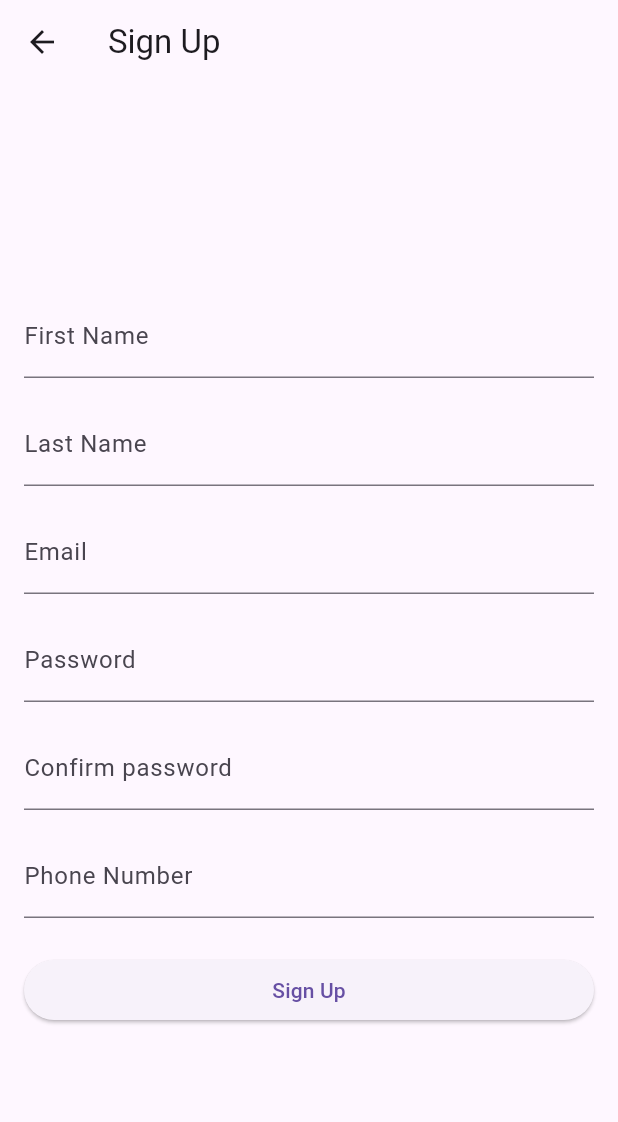
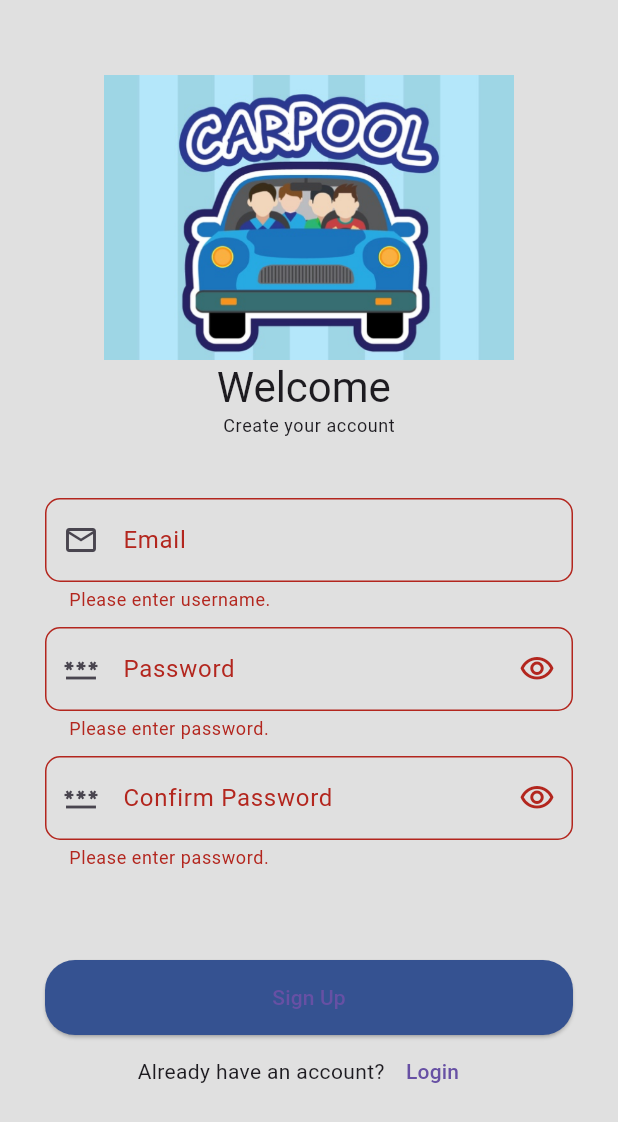
Before and after one commit to omagdy7/carpool, a Flutter app: the SignUpPage screen opened by its route, after a tap on "Sign Up", on a phone screen of 412 x 824 dp. Shown: the top 1122 px of the screen. Run offline on Flutter 3.47's test engine with Material 3 defaults, Android fonts, the phone set to English and light mode, and no system bars; our stand-ins replace firebase_auth, firebase_core, fluttertoast; accounts and stored records are empty; generated files the repository leaves out were written again.

Commit message:
Added auth to signup page + some UI refactoring

```diff
--- a/lib/credit_card_payment.dart
+++ b/lib/credit_card_payment.dart
@@ -52,7 +52,7 @@ class CreditCardDetailsPage extends StatelessWidget {
             const SizedBox(height: 24.0),
             ElevatedButton(
               onPressed: () {
-                // TODO
+                // TODO:
                 // Implement payment processing logic here
                 print('Payment processed for Order ID: $orderID');
                 Navigator.pop(
--- a/lib/main.dart
+++ b/lib/main.dart
@@ -1,4 +1,6 @@
+import 'package:firebase_core/firebase_core.dart';
 import 'package:flutter/material.dart';
+import 'firebase_options.dart';
 import 'routes.dart';
 import 'login.dart';
 import 'cart.dart';
@@ -6,7 +8,9 @@ import 'payement_order.dart';
 import 'signup.dart';
 import 'order_history.dart';
 
-void main() {
+void main() async {
+  WidgetsFlutterBinding.ensureInitialized();
+  await Firebase.initializeApp(options: DefaultFirebaseOptions.currentPlatform);
   runApp(MyApp());
 }
 
--- a/lib/signup.dart
+++ b/lib/signup.dart
@@ -1,75 +1,200 @@
 import 'package:flutter/material.dart';
+import 'package:firebase_auth/firebase_auth.dart';
+import 'package:fluttertoast/fluttertoast.dart';
 
-class SignUpPage extends StatelessWidget {
+class SignUpPage extends StatefulWidget {
+  const SignUpPage({
+    Key? key,
+  }) : super(key: key);
+
+  @override
+  State<SignUpPage> createState() => _SignUpPageState();
+}
+
+class _SignUpPageState extends State<SignUpPage> {
+  final GlobalKey<FormState> _formKey = GlobalKey();
+
+  final FocusNode _focusNodePassword = FocusNode();
+  final FocusNode _focusNodeConfirmPassword = FocusNode();
+  final TextEditingController _controllerUsername = TextEditingController();
+  final TextEditingController _controllerPassword = TextEditingController();
+  final TextEditingController _corfirmPassword = TextEditingController();
+
+  bool _obscurePassword = true;
+
   @override
   Widget build(BuildContext context) {
     return Scaffold(
-      appBar: AppBar(
-        title: const Text('Sign Up'),
-      ),
-      body: Padding(
-        padding: const EdgeInsets.all(16.0),
-        child: Column(
-          crossAxisAlignment: CrossAxisAlignment.stretch,
-          mainAxisAlignment: MainAxisAlignment.center,
-          children: [
-            TextFormField(
-              decoration: const InputDecoration(
-                labelText: 'First Name',
-                hintText: 'Enter your first name',
+      backgroundColor: Colors.grey[300],
+      body: Form(
+        key: _formKey,
+        child: SingleChildScrollView(
+          padding: const EdgeInsets.all(30.0),
+          child: Column(
+            children: [
+              const SizedBox(height: 20),
+              Image.asset(
+                "assets/logo.png",
+                height: 190,
               ),
-            ),
-            const SizedBox(height: 16.0),
-            TextFormField(
-              decoration: const InputDecoration(
-                labelText: 'Last Name',
-                hintText: 'Enter your last name',
+              Text(
+                "Welcome ",
+                style: Theme.of(context).textTheme.headlineMedium,
               ),
-            ),
-            const SizedBox(height: 16.0),
-            TextFormField(
-              decoration: const InputDecoration(
-                labelText: 'Email',
-                hintText: 'Enter your email',
+              Text(
+                "Create your account",
+                style: Theme.of(context).textTheme.bodySmall,
               ),
-              keyboardType: TextInputType.emailAddress,
-            ),
-            const SizedBox(height: 16.0),
-            TextFormField(
-              decoration: const InputDecoration(
-                labelText: 'Password',
-                hintText: 'Enter your password',
+              const SizedBox(height: 40),
+              TextFormField(
+                controller: _controllerUsername,
+                keyboardType: TextInputType.name,
+                decoration: InputDecoration(
+                  labelText: "Email",
+                  prefixIcon: const Icon(Icons.email_outlined),
+                  border: OutlineInputBorder(
+                    borderRadius: BorderRadius.circular(10),
+                  ),
+                  enabledBorder: OutlineInputBorder(
+                    borderRadius: BorderRadius.circular(10),
+                  ),
+                ),
+                onEditingComplete: () => _focusNodePassword.requestFocus(),
+                validator: (String? value) {
+                  if (value == null || value.isEmpty) {
+                    return "Please enter username.";
+                  }
+
+                  return null;
+                },
               ),
-              obscureText: true,
-            ),
-            const SizedBox(height: 16.0),
-            TextFormField(
-              decoration: const InputDecoration(
-                labelText: 'Confirm password',
-                hintText: 'Re enter your password',
+              const SizedBox(height: 10),
+              TextFormField(
+                controller: _controllerPassword,
+                focusNode: _focusNodePassword,
+                obscureText: _obscurePassword,
+                keyboardType: TextInputType.visiblePassword,
+                decoration: InputDecoration(
+                  labelText: "Password",
+                  prefixIcon: const Icon(Icons.password_outlined),
+                  suffixIcon: IconButton(
+                      onPressed: () {
+                        setState(() {
+                          _obscurePassword = !_obscurePassword;
+                        });
+                      },
+                      icon: _obscurePassword
+                          ? const Icon(Icons.visibility_outlined)
+                          : const Icon(Icons.visibility_off_outlined)),
+                  border: OutlineInputBorder(
+                    borderRadius: BorderRadius.circular(10),
+                  ),
+                  enabledBorder: OutlineInputBorder(
+                    borderRadius: BorderRadius.circular(10),
+                  ),
+                ),
+                validator: (String? value) {
+                  if (value == null || value.isEmpty) {
+                    return "Please enter password.";
+                  }
+
+                  return null;
+                },
               ),
-              obscureText: true,
-            ),
-            const SizedBox(height: 16.0),
-            TextFormField(
-              decoration: const InputDecoration(
-                labelText: 'Phone Number',
-                hintText: 'Enter your phone number',
+              const SizedBox(height: 10),
+              TextFormField(
+                controller: _corfirmPassword,
+                focusNode: _focusNodeConfirmPassword,
+                obscureText: _obscurePassword,
+                keyboardType: TextInputType.visiblePassword,
+                decoration: InputDecoration(
+                  labelText: "Confirm Password",
+                  prefixIcon: const Icon(Icons.password_outlined),
+                  suffixIcon: IconButton(
+                      onPressed: () {
+                        setState(() {
+                          _obscurePassword = !_obscurePassword;
+                        });
+                      },
+                      icon: _obscurePassword
+                          ? const Icon(Icons.visibility_outlined)
+                          : const Icon(Icons.visibility_off_outlined)),
+                  border: OutlineInputBorder(
+                    borderRadius: BorderRadius.circular(10),
+                  ),
+                  enabledBorder: OutlineInputBorder(
+                    borderRadius: BorderRadius.circular(10),
+                  ),
+                ),
+                validator: (String? value) {
+                  if (value == null || value.isEmpty) {
+                    return "Please enter password.";
+                  } else if (_controllerPassword.text.trim() !=
+                      _corfirmPassword.text.trim()) {
+                    return "Password Must match";
+                  }
+
+                  return null;
+                },
               ),
-              keyboardType: TextInputType.phone,
-            ),
-            const SizedBox(height: 24.0),
-            ElevatedButton(
-              onPressed: () {
-                // TODO
-                // Implement sign-up logic here
-                Navigator.pushNamed(context, '/home');
-              },
-              child: const Text('Sign Up'),
-            ),
-          ],
+              const SizedBox(height: 60),
+              Column(
+                children: [
+                  ElevatedButton(
+                    style: ElevatedButton.styleFrom(
+                      minimumSize: const Size.fromHeight(50),
+                      shape: RoundedRectangleBorder(
+                        borderRadius: BorderRadius.circular(20),
+                      ),
+                      backgroundColor: Color(0xFF355291),
+                    ),
+                    onPressed: () async {
+                      if (_formKey.currentState?.validate() ?? false) {
+                        try {
+                          await FirebaseAuth.instance
+                              .createUserWithEmailAndPassword(
+                                  email: _controllerUsername.text.trim(),
+                                  password: _controllerPassword.text.trim())
+                              .then((value) =>
+                                  Navigator.pushNamedAndRemoveUntil(
+                                      context, "/", (route) => false));
+                        } on FirebaseAuthException catch (e) {
+                          Fluttertoast.showToast(
+                              msg: e.message.toString(),
+                              gravity: ToastGravity.SNACKBAR);
+                        }
+                      }
+                    },
+                    child: const Text("Sign Up"),
+                  ),
+                  Row(
+                    mainAxisAlignment: MainAxisAlignment.center,
+                    children: [
+                      const Text("Already have an account?"),
+                      TextButton(
+                        onPressed: () {
+                          _formKey.currentState?.reset();
+                          Navigator.pushReplacementNamed(context, "/login");
+                        },
+                        child: const Text("Login"),
+                      ),
+                    ],
+                  ),
+                ],
+              ),
+            ],
+          ),
         ),
       ),
     );
   }
+
+  @override
+  void dispose() {
+    _focusNodePassword.dispose();
+    _controllerUsername.dispose();
+    _controllerPassword.dispose();
+    _corfirmPassword.dispose();
+    super.dispose();
+  }
 }
--- a/pubspec.yaml
+++ b/pubspec.yaml
@@ -36,6 +36,9 @@ dependencies:
   # Use with the CupertinoIcons class for iOS style icons.
   cupertino_icons: ^1.0.2
   intl: ^0.18.1
+  firebase_core: ^2.24.0
+  firebase_auth: ^4.15.0
+  fluttertoast: ^8.2.4
 
 dev_dependencies:
   flutter_test:
```
Also changed, not shown: pubspec.lock, 11 other files.
